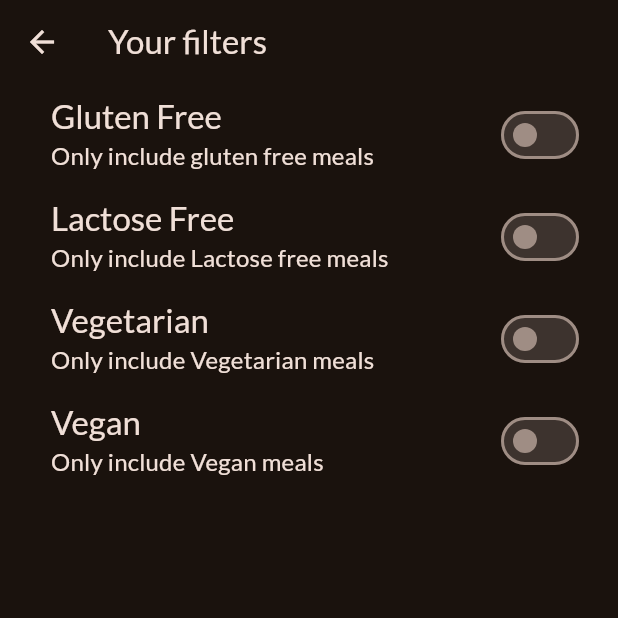
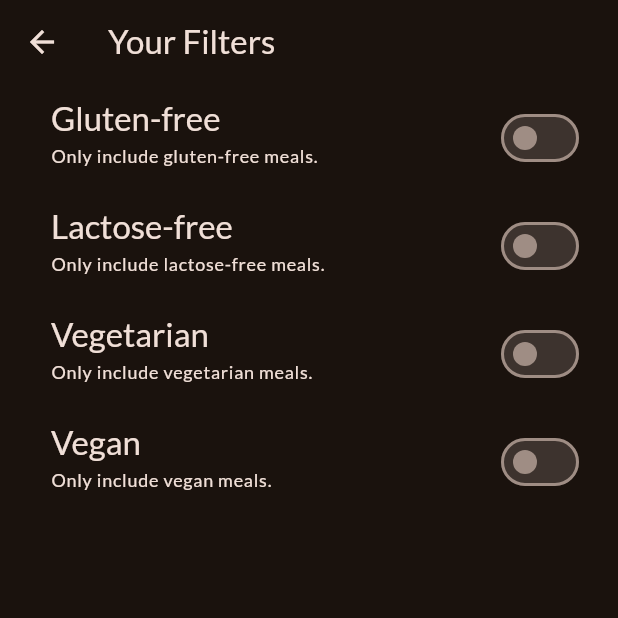
Before and after one commit to yaseeen96/meals_app, a Flutter app: the screen it shows after launch, in the side drawer, after a tap on "Filters", on a phone screen of 412 x 824 dp, the top half of it. Run offline on Flutter 3.47's test engine with Material 2 defaults, Android fonts, the phone set to English and light mode, and no system bars; our stand-ins replace flutter_riverpod, google_fonts, transparent_image.

```diff
--- a/lib/data/dummy_data.dart
+++ b/lib/data/dummy_data.dart
@@ -4,7 +4,7 @@ import 'package:meals/models/category.dart';
 import 'package:meals/models/meal.dart';
 
 // Constants in Dart should be written in lowerCamelcase.
-List<Category> availableCategories = [
+const availableCategories = [
   Category(
     id: 'c1',
     title: 'Italian',
--- a/lib/main.dart
+++ b/lib/main.dart
@@ -1,9 +1,8 @@
 import 'package:flutter/material.dart';
+import 'package:google_fonts/google_fonts.dart';
+import 'package:flutter_riverpod/flutter_riverpod.dart';
 
-import 'package:google_fonts/google_fonts.dart';
-import 'package:meals/screens/categories.dart';
 import 'package:meals/screens/tabs.dart';
-import 'package:flutter_riverpod/flutter_riverpod.dart';
 
 final theme = ThemeData(
   useMaterial3: true,
@@ -29,7 +28,7 @@ class App extends StatelessWidget {
   Widget build(BuildContext context) {
     return MaterialApp(
       theme: theme,
-      home: TabScreen(),
+      home: const TabsScreen(),
     );
   }
 }
--- a/lib/providers/filters_provider.dart
+++ b/lib/providers/filters_provider.dart
@@ -1,4 +1,5 @@
 import 'package:flutter_riverpod/flutter_riverpod.dart';
+
 import 'package:meals/providers/meals_provider.dart';
 
 enum Filter {
@@ -13,42 +14,43 @@ class FiltersNotifier extends StateNotifier<Map<Filter, bool>> {
       : super({
           Filter.glutenFree: false,
           Filter.lactoseFree: false,
-          Filter.vegan: false,
-          Filter.vegetarian: false
+          Filter.vegetarian: false,
+          Filter.vegan: false
         });
 
+  void setFilters(Map<Filter, bool> chosenFilters) {
+    state = chosenFilters;
+  }
+
   void setFilter(Filter filter, bool isActive) {
+    // state[filter] = isActive; // not allowed! => mutating state
     state = {
       ...state,
       filter: isActive,
     };
   }
-
-  void setFilters(Map<Filter, bool> chosenFilters) {
-    state = chosenFilters;
-  }
 }
 
 final filtersProvider =
     StateNotifierProvider<FiltersNotifier, Map<Filter, bool>>(
-        (ref) => FiltersNotifier());
+  (ref) => FiltersNotifier(),
+);
 
 final filteredMealsProvider = Provider((ref) {
   final meals = ref.watch(mealsProvider);
   final activeFilters = ref.watch(filtersProvider);
 
   return meals.where((meal) {
-    final activeFilters = ref.watch(filtersProvider);
     if (activeFilters[Filter.glutenFree]! && !meal.isGlutenFree) {
       return false;
     }
     if (activeFilters[Filter.lactoseFree]! && !meal.isLactoseFree) {
       return false;
     }
-    if (activeFilters[Filter.vegan]! && !meal.isVegan) {
+    if (activeFilters[Filter.vegetarian]! && !meal.isVegetarian) {
       return false;
     }
-    if (activeFilters[Filter.vegetarian]! && !meal.isVegetarian) {
+    if (activeFilters[Filter.vegan]! && !meal.isVegan) {
       return false;
     }
     return true;
--- a/lib/providers/meals_provider.dart
+++ b/lib/providers/meals_provider.dart
@@ -1,4 +1,5 @@
 import 'package:flutter_riverpod/flutter_riverpod.dart';
+
 import 'package:meals/data/dummy_data.dart';
 
 final mealsProvider = Provider((ref) {
--- a/lib/screens/categories.dart
+++ b/lib/screens/categories.dart
@@ -1,11 +1,12 @@
 import 'package:flutter/material.dart';
+
 import 'package:meals/data/dummy_data.dart';
+import 'package:meals/models/meal.dart';
+import 'package:meals/widgets/category_grid_item.dart';
+import 'package:meals/screens/meals.dart';
 import 'package:meals/models/category.dart';
-import 'package:meals/models/meal.dart';
-import 'package:meals/screens/meals.dart';
-import 'package:meals/widgets/category_grid_item.dart';
 
-class CategoriesScreen extends StatelessWidget {
+class CategoriesScreen extends StatefulWidget {
   const CategoriesScreen({
     super.key,
     required this.availableMeals,
@@ -13,43 +14,79 @@ class CategoriesScreen extends StatelessWidget {
 
   final List<Meal> availableMeals;
 
-  void _selectCategory(
-    BuildContext context,
-    Category category,
-  ) {
-    final filteredMeals = availableMeals
+  @override
+  State<CategoriesScreen> createState() => _CategoriesScreenState();
+}
+
+class _CategoriesScreenState extends State<CategoriesScreen>
+    with SingleTickerProviderStateMixin {
+  late AnimationController _animationController;
+  @override
+  void initState() {
+    // TODO: implement initState
+    super.initState();
+    _animationController = AnimationController(
+      vsync: this,
+      duration: const Duration(milliseconds: 300),
+      // lowerBound: 0,
+      // upperBound: 1,
+    );
+    _animationController.forward();
+  }
+
+  @override
+  void dispose() {
+    // TODO: implement dispose
+    _animationController.dispose();
+    super.dispose();
+  }
+
+  void _selectCategory(BuildContext context, Category category) {
+    final filteredMeals = widget.availableMeals
         .where((meal) => meal.categories.contains(category.id))
         .toList();
-    Navigator.push(
-        context,
+
+    Navigator.of(context).push(
       MaterialPageRoute(
-          builder: ((ctx) => MealsScreen(
+        builder: (ctx) => MealsScreen(
           title: category.title,
           meals: filteredMeals,
-              )),
-        ));
+        ),
+      ),
+    ); // Navigator.push(context, route)
   }
 
   @override
   Widget build(BuildContext context) {
-    return GridView(
+    return AnimatedBuilder(
+      animation: _animationController,
+      builder: (context, child) => SlideTransition(
+        position: Tween(
+          begin: const Offset(0, 1),
+          end: const Offset(0, 0),
+        ).animate(CurvedAnimation(
+            parent: _animationController, curve: Curves.easeInOut)),
+        child: child,
+      ),
+      child: GridView(
         padding: const EdgeInsets.all(24),
         gridDelegate: const SliverGridDelegateWithFixedCrossAxisCount(
           crossAxisCount: 2,
-        childAspectRatio: 1.5,
+          childAspectRatio: 3 / 2,
           crossAxisSpacing: 20,
           mainAxisSpacing: 20,
         ),
         children: [
-        ...availableCategories.map(
-          (category) => CategoryGridItem(
+          // availableCategories.map((category) => CategoryGridItem(category: category)).toList()
+          for (final category in availableCategories)
+            CategoryGridItem(
               category: category,
               onSelectCategory: () {
                 _selectCategory(context, category);
               },
-          ),
             )
         ],
+      ),
     );
   }
 }
--- a/lib/screens/filters.dart
+++ b/lib/screens/filters.dart
@@ -1,18 +1,23 @@
 import 'package:flutter/material.dart';
-import 'package:meals/providers/filters_provider.dart';
 import 'package:flutter_riverpod/flutter_riverpod.dart';
 
-class FilterScreen extends ConsumerWidget {
-  const FilterScreen({super.key});
+// import 'package:meals/screens/tabs.dart';
+// import 'package:meals/widgets/main_drawer.dart';
+import 'package:meals/providers/filters_provider.dart';
+
+class FiltersScreen extends ConsumerWidget {
+  const FiltersScreen({super.key});
 
   @override
   Widget build(BuildContext context, WidgetRef ref) {
     final activeFilters = ref.watch(filtersProvider);
+
     return Scaffold(
       appBar: AppBar(
-        title: const Text("Your filters"),
+        title: const Text('Your Filters'),
       ),
-      body: Column(children: [
+      body: Column(
+        children: [
           SwitchListTile(
             value: activeFilters[Filter.glutenFree]!,
             onChanged: (isChecked) {
@@ -21,19 +26,19 @@ class FilterScreen extends ConsumerWidget {
                   .setFilter(Filter.glutenFree, isChecked);
             },
             title: Text(
-            "Gluten Free",
+              'Gluten-free',
               style: Theme.of(context).textTheme.titleLarge!.copyWith(
                     color: Theme.of(context).colorScheme.onBackground,
                   ),
             ),
             subtitle: Text(
-            "Only include gluten free meals",
-            style: Theme.of(context).textTheme.titleMedium!.copyWith(
+              'Only include gluten-free meals.',
+              style: Theme.of(context).textTheme.labelMedium!.copyWith(
                     color: Theme.of(context).colorScheme.onBackground,
                   ),
             ),
             activeColor: Theme.of(context).colorScheme.tertiary,
-          contentPadding: EdgeInsets.only(left: 34, right: 22),
+            contentPadding: const EdgeInsets.only(left: 34, right: 22),
           ),
           SwitchListTile(
             value: activeFilters[Filter.lactoseFree]!,
@@ -43,19 +48,19 @@ class FilterScreen extends ConsumerWidget {
                   .setFilter(Filter.lactoseFree, isChecked);
             },
             title: Text(
-            "Lactose Free",
+              'Lactose-free',
               style: Theme.of(context).textTheme.titleLarge!.copyWith(
                     color: Theme.of(context).colorScheme.onBackground,
                   ),
             ),
             subtitle: Text(
-            "Only include Lactose free meals",
-            style: Theme.of(context).textTheme.titleMedium!.copyWith(
+              'Only include lactose-free meals.',
+              style: Theme.of(context).textTheme.labelMedium!.copyWith(
                     color: Theme.of(context).colorScheme.onBackground,
                   ),
             ),
             activeColor: Theme.of(context).colorScheme.tertiary,
-          contentPadding: EdgeInsets.only(left: 34, right: 22),
+            contentPadding: const EdgeInsets.only(left: 34, right: 22),
           ),
           SwitchListTile(
             value: activeFilters[Filter.vegetarian]!,
@@ -65,19 +70,19 @@ class FilterScreen extends ConsumerWidget {
                   .setFilter(Filter.vegetarian, isChecked);
             },
             title: Text(
-            "Vegetarian",
+              'Vegetarian',
               style: Theme.of(context).textTheme.titleLarge!.copyWith(
                     color: Theme.of(context).colorScheme.onBackground,
                   ),
             ),
             subtitle: Text(
-            "Only include Vegetarian meals",
-            style: Theme.of(context).textTheme.titleMedium!.copyWith(
+              'Only include vegetarian meals.',
+              style: Theme.of(context).textTheme.labelMedium!.copyWith(
                     color: Theme.of(context).colorScheme.onBackground,
                   ),
             ),
             activeColor: Theme.of(context).colorScheme.tertiary,
-          contentPadding: EdgeInsets.only(left: 34, right: 22),
+            contentPadding: const EdgeInsets.only(left: 34, right: 22),
           ),
           SwitchListTile(
             value: activeFilters[Filter.vegan]!,
@@ -87,21 +92,22 @@ class FilterScreen extends ConsumerWidget {
                   .setFilter(Filter.vegan, isChecked);
             },
             title: Text(
-            "Vegan",
+              'Vegan',
               style: Theme.of(context).textTheme.titleLarge!.copyWith(
                     color: Theme.of(context).colorScheme.onBackground,
                   ),
             ),
             subtitle: Text(
-            "Only include Vegan meals",
-            style: Theme.of(context).textTheme.titleMedium!.copyWith(
+              'Only include vegan meals.',
+              style: Theme.of(context).textTheme.labelMedium!.copyWith(
                     color: Theme.of(context).colorScheme.onBackground,
                   ),
             ),
             activeColor: Theme.of(context).colorScheme.tertiary,
-          contentPadding: EdgeInsets.only(left: 34, right: 22),
+            contentPadding: const EdgeInsets.only(left: 34, right: 22),
           ),
-      ]),
+        ],
+      ),
     );
   }
 }
--- a/lib/screens/tabs.dart
+++ b/lib/screens/tabs.dart
@@ -1,28 +1,30 @@
 import 'package:flutter/material.dart';
+import 'package:flutter_riverpod/flutter_riverpod.dart';
+
 import 'package:meals/screens/categories.dart';
 import 'package:meals/screens/filters.dart';
 import 'package:meals/screens/meals.dart';
 import 'package:meals/widgets/main_drawer.dart';
-import 'package:meals/providers/meals_provider.dart';
-import 'package:flutter_riverpod/flutter_riverpod.dart';
-import 'package:meals/providers/favourites_provider.dart';
+import 'package:meals/providers/favorites_provider.dart';
 import 'package:meals/providers/filters_provider.dart';
 
 const kInitialFilters = {
   Filter.glutenFree: false,
   Filter.lactoseFree: false,
   Filter.vegetarian: false,
-  Filter.vegan: false,
+  Filter.vegan: false
 };
 
-class TabScreen extends ConsumerStatefulWidget {
-  const TabScreen({super.key});
+class TabsScreen extends ConsumerStatefulWidget {
+  const TabsScreen({super.key});
 
   @override
-  ConsumerState<TabScreen> createState() => _TabScreenState();
+  ConsumerState<TabsScreen> createState() {
+    return _TabsScreenState();
+  }
 }
 
-class _TabScreenState extends ConsumerState<TabScreen> {
+class _TabsScreenState extends ConsumerState<TabsScreen> {
   int _selectedPageIndex = 0;
 
   void _selectPage(int index) {
@@ -32,11 +34,11 @@ class _TabScreenState extends ConsumerState<TabScreen> {
   }
 
   void _setScreen(String identifier) async {
-    Navigator.of(context).pop(context);
-    if (identifier == 'filter') {
-      Navigator.of(context).push(
+    Navigator.of(context).pop();
+    if (identifier == 'filters') {
+      await Navigator.of(context).push<Map<Filter, bool>>(
         MaterialPageRoute(
-          builder: ((context) => const FilterScreen()),
+          builder: (ctx) => const FiltersScreen(),
         ),
       );
     }
@@ -44,21 +46,21 @@ class _TabScreenState extends ConsumerState<TabScreen> {
 
   @override
   Widget build(BuildContext context) {
-    final meals = ref.watch(mealsProvider);
+    final availableMeals = ref.watch(filteredMealsProvider);
 
-    final availableMeals = ref.watch(filteredMealsProvider);
     Widget activePage = CategoriesScreen(
       availableMeals: availableMeals,
     );
     var activePageTitle = 'Categories';
 
     if (_selectedPageIndex == 1) {
-      final favouriteMeals = ref.watch(favouriteMealsProvider);
+      final favoriteMeals = ref.watch(favoriteMealsProvider);
       activePage = MealsScreen(
-        meals: favouriteMeals,
+        meals: favoriteMeals,
       );
-      activePageTitle = "Your favourites";
+      activePageTitle = 'Your Favorites';
     }
+
     return Scaffold(
       appBar: AppBar(
         title: Text(activePageTitle),
@@ -68,16 +70,17 @@ class _TabScreenState extends ConsumerState<TabScreen> {
       ),
       body: activePage,
       bottomNavigationBar: BottomNavigationBar(
+        onTap: _selectPage,
         currentIndex: _selectedPageIndex,
-        onTap: (index) {
-          _selectPage(index);
-        },
         items: const [
           BottomNavigationBarItem(
             icon: Icon(Icons.set_meal),
-            label: "Categories",
+            label: 'Categories',
           ),
-          BottomNavigationBarItem(icon: Icon(Icons.star), label: "Favourites"),
+          BottomNavigationBarItem(
+            icon: Icon(Icons.star),
+            label: 'Favorites',
+          ),
         ],
       ),
     );
--- a/lib/widgets/category_grid_item.dart
+++ b/lib/widgets/category_grid_item.dart
@@ -1,26 +1,35 @@
 import 'package:flutter/material.dart';
+
 import 'package:meals/models/category.dart';
 
 class CategoryGridItem extends StatelessWidget {
-  CategoryGridItem(
-      {super.key, required this.category, required this.onSelectCategory});
+  const CategoryGridItem({
+    super.key,
+    required this.category,
+    required this.onSelectCategory,
+  });
+
   final Category category;
   final void Function() onSelectCategory;
 
   @override
   Widget build(BuildContext context) {
     return InkWell(
+      onTap: onSelectCategory,
       splashColor: Theme.of(context).primaryColor,
-      borderRadius: BorderRadius.circular(10),
-      onTap: onSelectCategory,
+      borderRadius: BorderRadius.circular(16),
       child: Container(
         padding: const EdgeInsets.all(16),
         decoration: BoxDecoration(
-            borderRadius: BorderRadius.circular(10),
-            gradient: LinearGradient(colors: [
-              category.color.withOpacity(0.55),
-              category.color.withOpacity(0.9),
-            ], begin: Alignment.topLeft, end: Alignment.bottomRight)),
+            borderRadius: BorderRadius.circular(16),
+            gradient: LinearGradient(
+              colors: [
+                category.color.withOpacity(0.55),
+                category.color.withOpacity(0.9),
+              ],
+              begin: Alignment.topLeft,
+              end: Alignment.bottomRight,
+            )),
         child: Text(
           category.title,
           style: Theme.of(context).textTheme.titleLarge!.copyWith(
--- a/lib/widgets/main_drawer.dart
+++ b/lib/widgets/main_drawer.dart
@@ -2,7 +2,8 @@ import 'package:flutter/material.dart';
 
 class MainDrawer extends StatelessWidget {
   const MainDrawer({super.key, required this.onSelectScreen});
-  final Function(String identifier) onSelectScreen;
+
+  final void Function(String identifier) onSelectScreen;
 
   @override
   Widget build(BuildContext context) {
@@ -10,12 +11,15 @@ class MainDrawer extends StatelessWidget {
       child: Column(
         children: [
           DrawerHeader(
-              padding: EdgeInsets.all(20),
+            padding: const EdgeInsets.all(20),
             decoration: BoxDecoration(
               gradient: LinearGradient(
                 colors: [
                   Theme.of(context).colorScheme.primaryContainer,
-                    Theme.of(context).colorScheme.onPrimary.withOpacity(0.8),
+                  Theme.of(context)
+                      .colorScheme
+                      .primaryContainer
+                      .withOpacity(0.8),
                 ],
                 begin: Alignment.topLeft,
                 end: Alignment.bottomRight,
@@ -28,18 +32,16 @@ class MainDrawer extends StatelessWidget {
                   size: 48,
                   color: Theme.of(context).colorScheme.primary,
                 ),
-                  const SizedBox(
-                    width: 18,
+                const SizedBox(width: 18),
+                Text(
+                  'Cooking Up!',
+                  style: Theme.of(context).textTheme.titleLarge!.copyWith(
+                        color: Theme.of(context).colorScheme.primary,
                       ),
-                  Text(
-                    "Cooking Up",
-                    style: Theme.of(context)
-                        .textTheme
-                        .titleLarge!
-                        .copyWith(color: Theme.of(context).colorScheme.primary),
                 ),
               ],
-              )),
+            ),
+          ),
           ListTile(
             leading: Icon(
               Icons.restaurant,
@@ -47,7 +49,7 @@ class MainDrawer extends StatelessWidget {
               color: Theme.of(context).colorScheme.onBackground,
             ),
             title: Text(
-              "Meals",
+              'Meals',
               style: Theme.of(context).textTheme.titleSmall!.copyWith(
                     color: Theme.of(context).colorScheme.onBackground,
                     fontSize: 24,
@@ -64,14 +66,14 @@ class MainDrawer extends StatelessWidget {
               color: Theme.of(context).colorScheme.onBackground,
             ),
             title: Text(
-              "Filters",
+              'Filters',
               style: Theme.of(context).textTheme.titleSmall!.copyWith(
                     color: Theme.of(context).colorScheme.onBackground,
                     fontSize: 24,
                   ),
             ),
             onTap: () {
-              onSelectScreen('filter');
+              onSelectScreen('filters');
             },
           ),
         ],
```
Also changed, not shown: lib/models/category.dart (+6 -1 lines), lib/providers/favorites_provider.dart (added, +24 -0 lines), lib/providers/favourites_provider.dart (deleted, +0 -22 lines), lib/screens/meal_details.dart (+52 -38 lines), lib/screens/meals.dart (+37 -33 lines), lib/widgets/meal_item.dart (+35 -52 lines), lib/widgets/meal_item_trait.dart (+9 -8 lines). Lines whose indentation alone changed are shown as unchanged.
